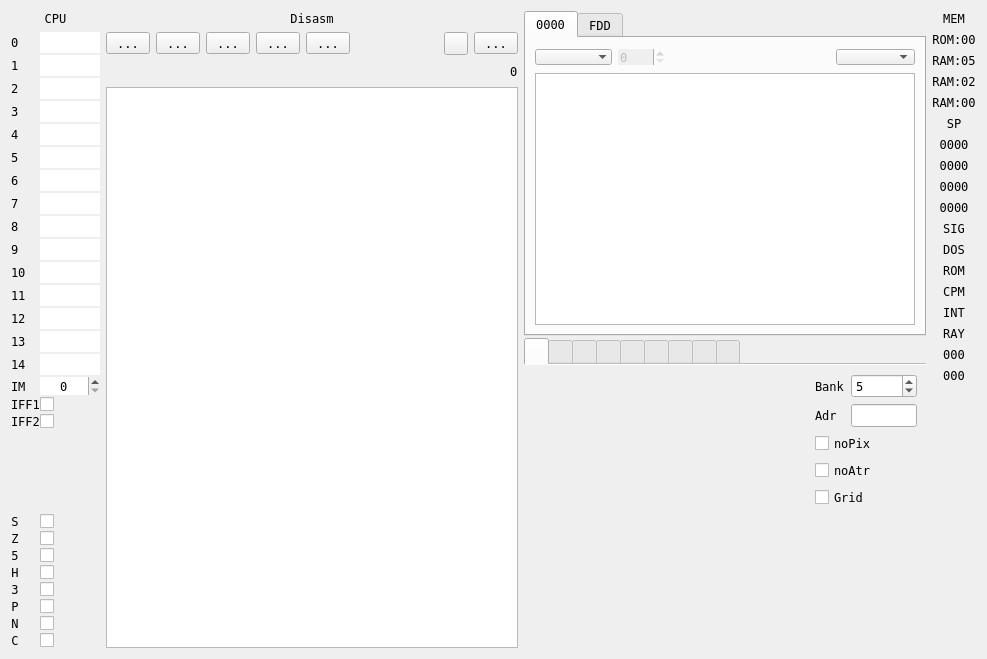
The window that ui/debuger.ui (samstyle/Xpeccy) describes before a commit, drawn with Qt 5.
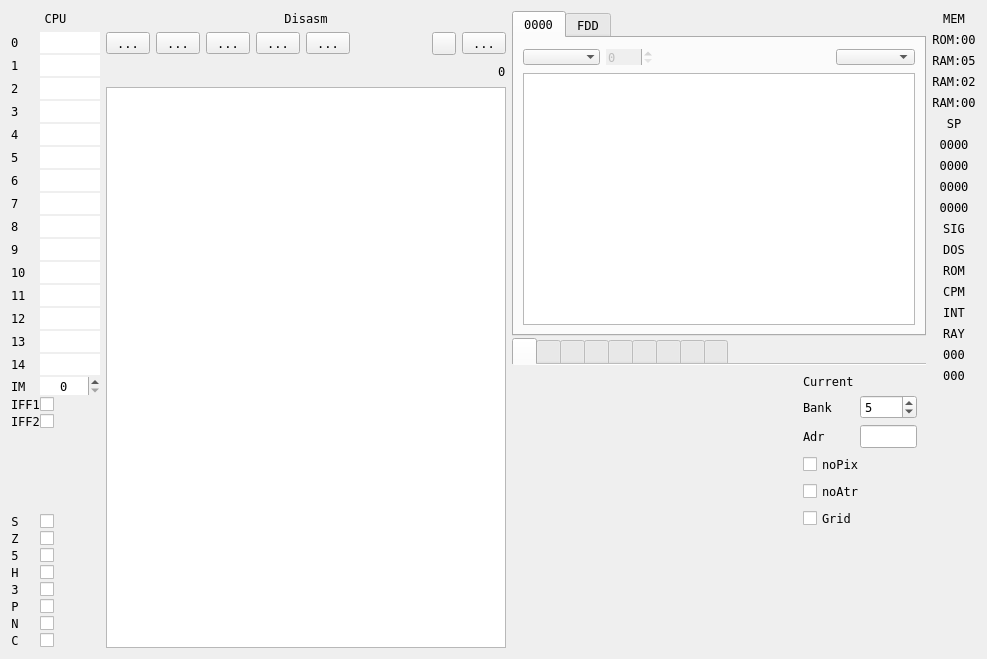
The same window after the commit. Icons and pictures are not drawn. Custom widgets are drawn as their Qt base class.

Commit message: build 20210718 + Add labels list to deBUGa (tools menu or disasm context menu). Double click in list = jump to label + Add costomizing of block size of 'db' and 'dw' directives (Options- >Xpeccy->deBUGa) + Fix GeneralSound address check + Fix ULA palette writing

What changed in the file:
```diff
--- a/ui/debuger.ui
+++ b/ui/debuger.ui
@@ -1433,7 +1433,17 @@
            </item>
            <item row="2" column="1">
             <layout class="QGridLayout" name="gridLayout_6">
-             <item row="0" column="1">
+             <item row="2" column="0">
+              <widget class="QLabel" name="label_59">
+               <property name="text">
+                <string>Adr</string>
+               </property>
+              </widget>
+             </item>
+             <item row="2" column="1">
+              <widget class="xHexSpin" name="leScrAdr"/>
+             </item>
+             <item row="1" column="1">
               <widget class="QSpinBox" name="sbScrBank">
                <property name="minimum">
                 <number>0</number>
@@ -1446,22 +1456,26 @@
                </property>
               </widget>
              </item>
-             <item row="0" column="0">
+             <item row="1" column="0">
               <widget class="QLabel" name="label_49">
                <property name="text">
                 <string>Bank</string>
                </property>
               </widget>
              </item>
-             <item row="1" column="0">
-              <widget class="QLabel" name="label_59">
+             <item row="0" column="0">
+              <widget class="QLabel" name="label_71">
                <property name="text">
-                <string>Adr</string>
+                <string>Current</string>
                </property>
               </widget>
              </item>
-             <item row="1" column="1">
-              <widget class="xHexSpin" name="leScrAdr"/>
+             <item row="0" column="1">
+              <widget class="QLabel" name="labCurScr">
+               <property name="text">
+                <string/>
+               </property>
+              </widget>
              </item>
             </layout>
            </item>
```
Left out of the diff: 9 changed lines with no effect on the pictures. The commit also changes 18 other files.
